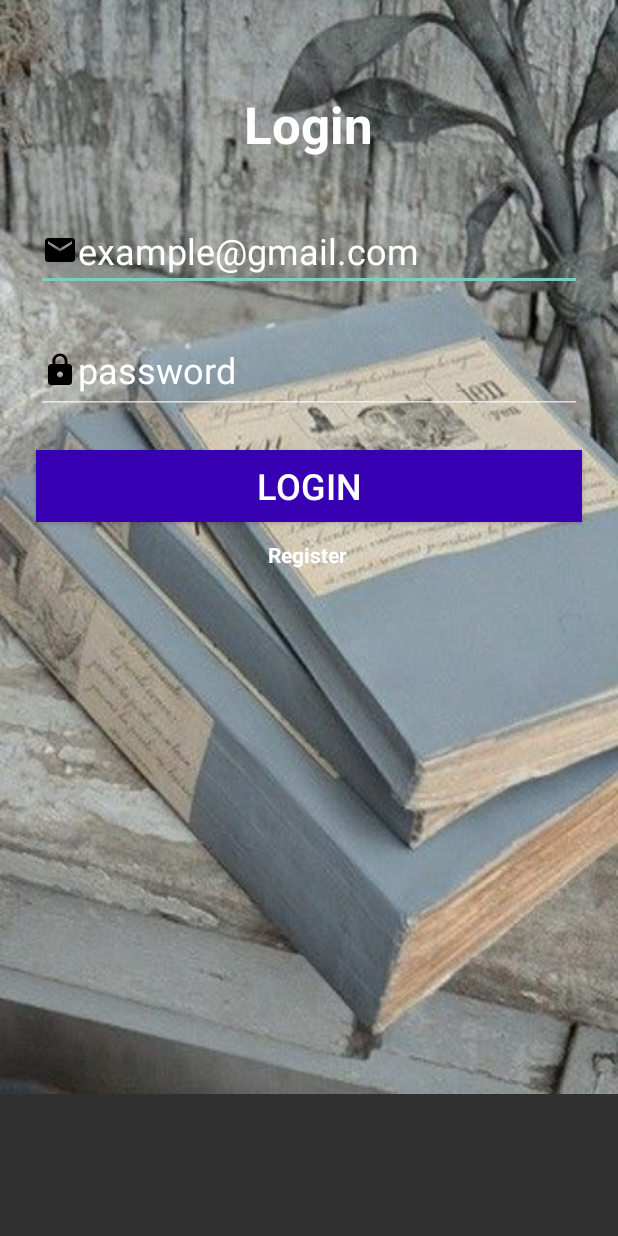
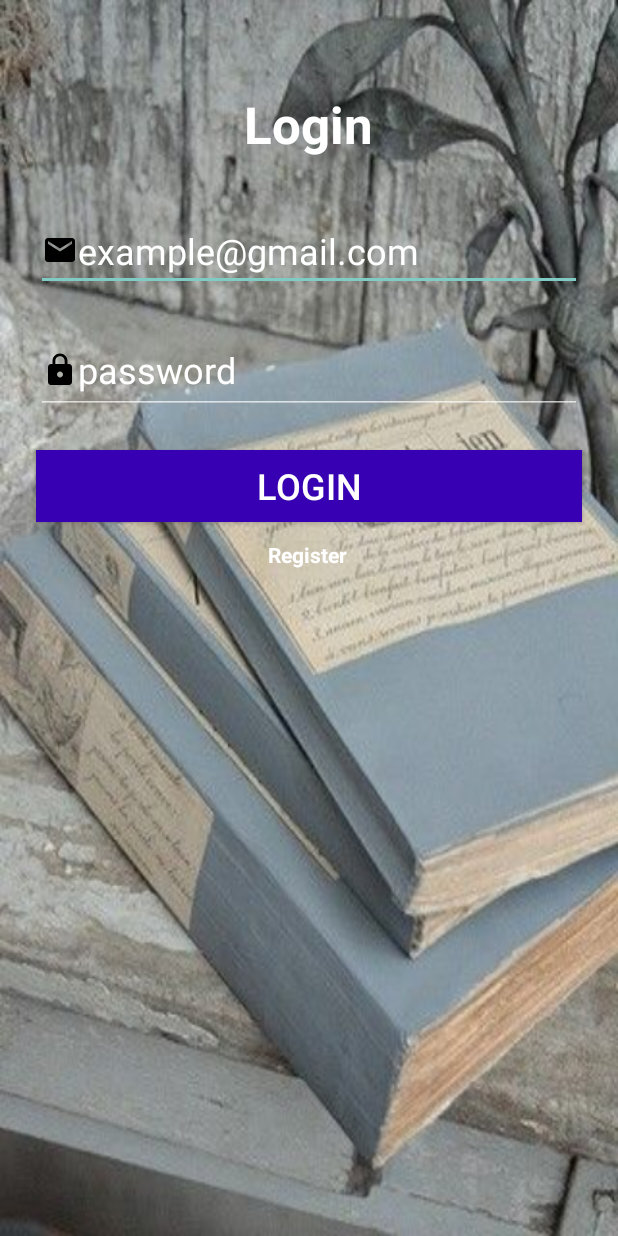
Before and after one commit to vivacefouefack/ShareStudent, an Android app: the screen it shows after launch (LoginActivity), on a phone screen of 412 x 824 dp. Run offline under Robolectric (Android 15) with nearby library versions, the phone set to English and light mode, and no system bars; our stand-ins replace Firebase (no records; nobody signed in at launch, a user with empty details on screens opened directly), data binding.

Commit message:
update login page

```diff
--- a/ShareStudent/app/src/main/java/g54490/mobg5/sharestudent/viewmodel/ProfileViewModel.kt
+++ b/ShareStudent/app/src/main/java/g54490/mobg5/sharestudent/viewmodel/ProfileViewModel.kt
@@ -11,7 +11,9 @@ class ProfileViewModel: ViewModel(){
     var login: String=""
         get() = Repository.getUsername()
 
-    var nbPublication:Int=10//Repository.getMyPublications().size
+    private var _nbPublication = MutableLiveData<String>()
+    var nbPublication: String=""
+        get() =Repository.getMyPublications().size.toString()
 
     private var _myPublication = MutableLiveData<List<Publication>>()
     val myPublication: LiveData<List<Publication>>
--- a/ShareStudent/app/src/main/res/layout/activity_login.xml
+++ b/ShareStudent/app/src/main/res/layout/activity_login.xml
@@ -12,12 +12,13 @@
     <ScrollView
         android:layout_width="match_parent"
         android:layout_height="match_parent"
+        android:background="@drawable/font2"
         android:contentDescription="@string/welcomeText">
+
         <androidx.constraintlayout.widget.ConstraintLayout
             android:id="@+id/loginPage"
             android:layout_width="match_parent"
             android:layout_height="match_parent"
-            android:background="@drawable/font2"
             tools:context="g54490.mobg5.sharestudent.view.LoginActivity">
 
 
@@ -30,8 +31,8 @@
                 android:layout_marginRight="@dimen/size24"
                 android:text="@string/connexionText"
                 android:textColor="@color/white"
+                android:textSize="34sp"
                 android:textStyle="bold"
-                android:textSize="34sp"
                 app:layout_constraintHorizontal_bias="0.498"
                 app:layout_constraintLeft_toLeftOf="parent"
                 app:layout_constraintRight_toRightOf="parent"
@@ -48,8 +49,8 @@
                 android:drawableStart="@drawable/baseline_email_24"
                 android:ems="10"
                 android:hint="@string/example_gmail_com"
+                android:inputType="textEmailAddress"
                 android:onTextChanged="@{loginViewModel::emailEnter}"
-                android:inputType="textEmailAddress"
                 android:textColorHighlight="@color/black"
                 android:textColorHint="@color/white"
                 android:textColorLink="@color/white"
@@ -68,10 +69,10 @@
                 android:layout_marginTop="24dp"
                 android:layout_marginEnd="@dimen/size24"
                 android:background="@color/purple_700"
+                android:onClick="@{() -> loginViewModel.checkData()}"
                 android:text="@string/connexionText"
                 android:textColor="@color/white"
                 android:textSize="24sp"
-                android:onClick="@{() -> loginViewModel.checkData()}"
                 app:layout_constraintEnd_toEndOf="parent"
                 app:layout_constraintHorizontal_bias="0.0"
                 app:layout_constraintStart_toStartOf="parent"
@@ -86,12 +87,12 @@
                 android:layout_marginTop="24dp"
                 android:layout_marginEnd="24dp"
                 android:autofillHints=""
+                android:drawableStart="@drawable/baseline_lock_24"
                 android:ems="10"
                 android:hint="@string/password"
+                android:inputType="textPassword"
+                android:minHeight="48dp"
                 android:onTextChanged="@{loginViewModel::passwordEnter}"
-                android:inputType="textPassword"
-                android:drawableStart="@drawable/baseline_lock_24"
-                android:minHeight="48dp"
                 android:textColorHighlight="@color/black"
                 android:textColorHint="@color/white"
                 android:textSize="24sp"
--- a/ShareStudent/app/src/main/res/menu/navdrawer_menu.xml
+++ b/ShareStudent/app/src/main/res/menu/navdrawer_menu.xml
@@ -17,11 +17,6 @@
         android:title="@string/profil" />
 
     <item
-        android:id="@+id/publications"
-        android:icon="@drawable/publication"
-        android:title="@string/publications" />
-
-    <item
         android:id="@+id/logout"
         android:icon="@drawable/logout"
         android:title="@string/d_connexion" />
```
Also changed, not shown: ShareStudent/app/src/main/res/layout/fragment_profile.xml (+4 -4 lines).
